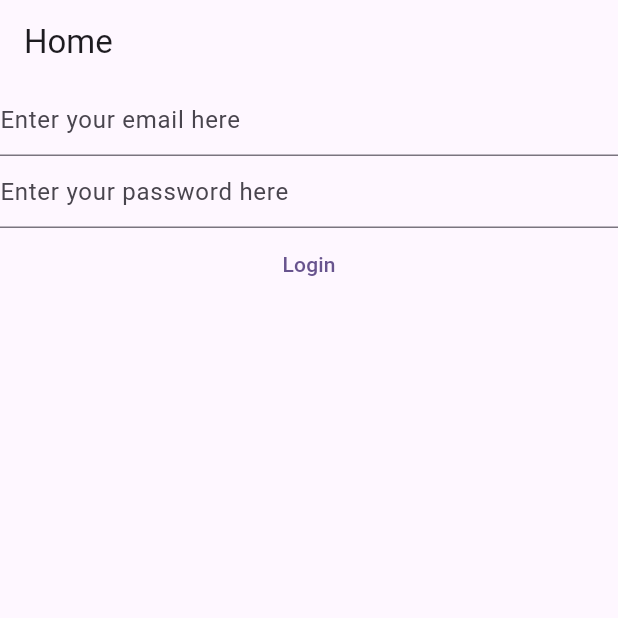
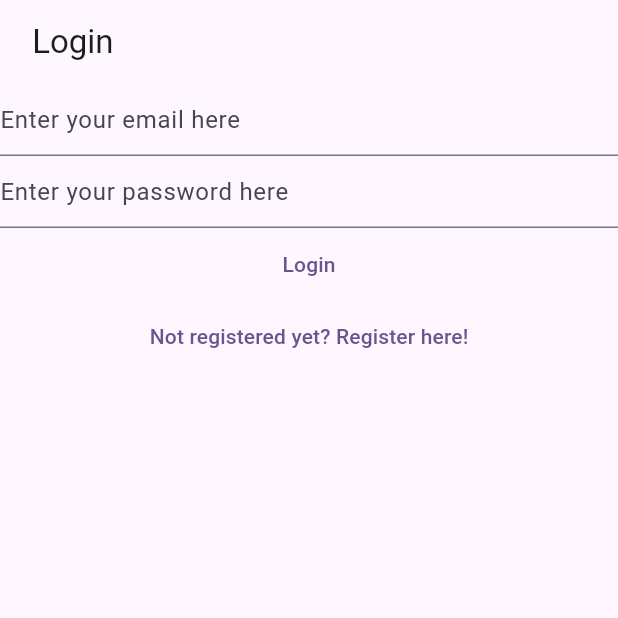
Before and after one commit to rhromets/mynotes_ffc_vandad, a Flutter app: the screen it shows after launch, on a phone screen of 412 x 824 dp, the top half of it. Run offline on Flutter 3.47's test engine with Material 3 defaults, Android fonts, the phone set to English and light mode, and no system bars; our stand-ins replace firebase_auth, firebase_core; accounts and stored records are empty; generated files the repository leaves out were written again.

Commit message:
feat: add email verify
Added routes between login/register views.

```diff
--- a/lib/main.dart
+++ b/lib/main.dart
@@ -1,4 +1,5 @@
 import 'package:flutter/material.dart';
+import 'package:mynotes_ffc_vandad/views/register_view.dart';
 import 'views/home_page.dart';
 
 void main() async {
@@ -20,6 +21,10 @@ class MyApp extends StatelessWidget {
         ),
         useMaterial3: true,
       ),
+      routes: {
+        '/login/': (context) => const HomePage(),
+        '/register/': (context) => const RegisterView(),
+      },
       home: const HomePage(),
     );
   }
--- a/lib/views/home_page.dart
+++ b/lib/views/home_page.dart
@@ -1,25 +1,33 @@
+import 'package:firebase_auth/firebase_auth.dart';
 import 'package:firebase_core/firebase_core.dart';
 import 'package:flutter/material.dart';
 import 'package:mynotes_ffc_vandad/firebase_options.dart';
 import 'package:mynotes_ffc_vandad/views/login_view.dart';
+import 'package:mynotes_ffc_vandad/views/verify_email_view.dart';
 
 class HomePage extends StatelessWidget {
   const HomePage({super.key});
 
   @override
   Widget build(BuildContext context) {
-    return Scaffold(
-      appBar: AppBar(
-        title: const Text('Home'),
-      ),
-      body: FutureBuilder(
+    return FutureBuilder(
       future: Firebase.initializeApp(
         options: DefaultFirebaseOptions.currentPlatform,
       ),
       builder: (BuildContext context, AsyncSnapshot<dynamic> snapshot) {
         switch (snapshot.connectionState) {
           case ConnectionState.done:
-              // final user = FirebaseAuth.instance.currentUser;
+            final user = FirebaseAuth.instance.currentUser;
+            if (user != null) {
+              if (user.emailVerified) {
+                debugPrint('Email is verified');
+              } else {
+                return const VerifyEmailView();
+              }
+            } else {
+              return const LoginView();
+            }
+            return const Text('Done');
           // if (user?.emailVerified ?? false) {
           //   debugPrint('You are verified');
           //   return const Text('Done');
@@ -27,12 +35,10 @@ class HomePage extends StatelessWidget {
           //   debugPrint('Yo need to verify your email');
           //   return const VerifyEmailView();
           // }
-              return const LoginView();
           default:
-              return const Text('Loading...');
+            return const CircularProgressIndicator();
         }
       },
-      ),
     );
   }
 }
--- a/lib/views/login_view.dart
+++ b/lib/views/login_view.dart
@@ -52,7 +52,11 @@ class _LoginViewState extends State<LoginView> {
 
   @override
   Widget build(BuildContext context) {
-    return Column(
+    return Scaffold(
+      appBar: AppBar(
+        title: const Text(' Login'),
+      ),
+      body: Column(
         children: [
           TextField(
             controller: _email,
@@ -76,7 +80,17 @@ class _LoginViewState extends State<LoginView> {
             onPressed: _login,
             child: const Text('Login'),
           ),
+          TextButton(
+            onPressed: () {
+              Navigator.of(context).pushNamedAndRemoveUntil(
+                '/register/',
+                (route) => false,
+              );
+            },
+            child: const Text('Not registered yet? Register here!'),
+          ),
         ],
+      ),
     );
   }
 }
--- a/lib/views/register_view.dart
+++ b/lib/views/register_view.dart
@@ -52,7 +52,11 @@ class _RegisterViewState extends State<RegisterView> {
 
   @override
   Widget build(BuildContext context) {
-    return Column(
+    return Scaffold(
+      appBar: AppBar(
+        title: const Text('Register'),
+      ),
+      body: Column(
         children: [
           TextField(
             controller: _email,
@@ -76,7 +80,17 @@ class _RegisterViewState extends State<RegisterView> {
             onPressed: _register,
             child: const Text('Register'),
           ),
+          TextButton(
+            onPressed: () {
+              Navigator.of(context).pushNamedAndRemoveUntil(
+                '/login/',
+                (route) => false,
+              );
+            },
+            child: const Text('Already registered? Login here!'),
+        ),
         ],
+      ),
     );
   }
 }
```
Also changed, not shown: lib/views/verify_email_view.dart (+6 -1 lines). Lines whose indentation alone changed are shown as unchanged.
